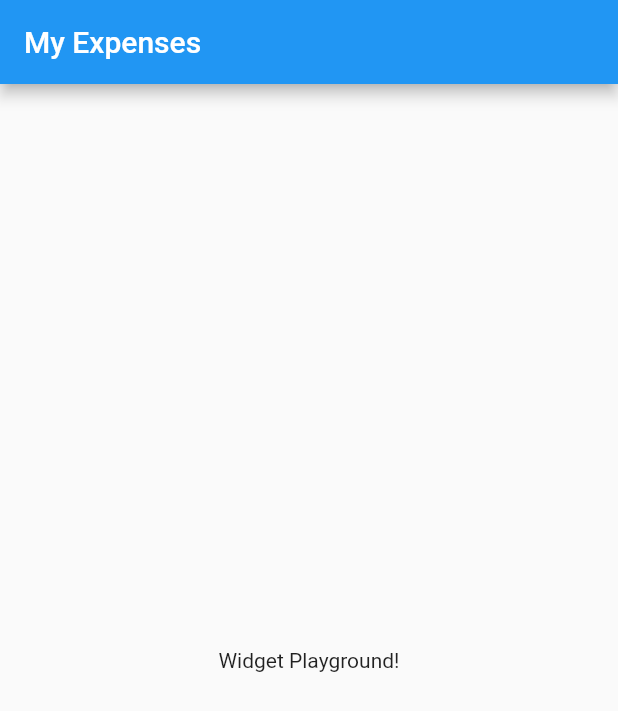
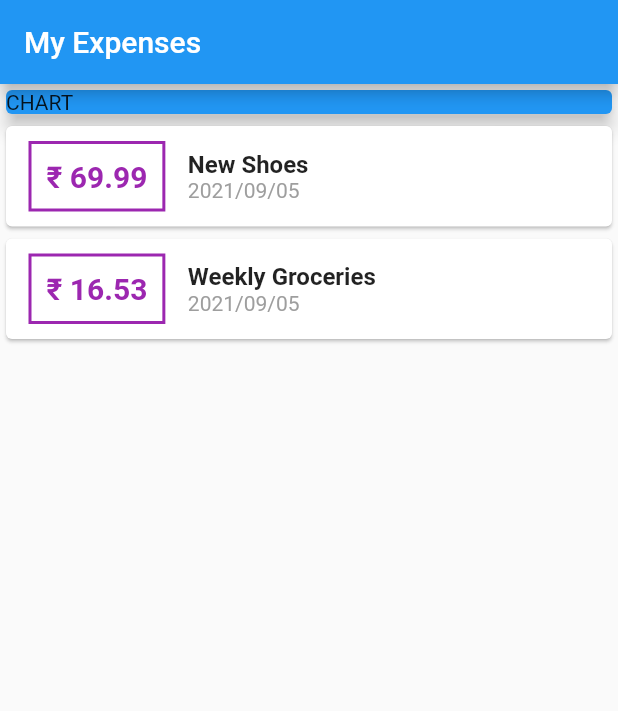
Before and after one commit to shinigamirex888/my_expenses, a Flutter app: the screen it shows after launch, on a phone screen of 412 x 824 dp. Shown: the top 711 px of the screen. Run offline on Flutter 3.47's test engine with Material 2 defaults, Android fonts, the phone set to English and light mode, and no system bars.

Commit message:
Styling plus datepackage

```diff
--- a/lib/main.dart
+++ b/lib/main.dart
@@ -1,4 +1,6 @@
+import './transaction.dart';
 import 'package:flutter/material.dart';
+import 'package:intl/intl.dart';
 
 void main() => runApp(MyApp());
 
@@ -13,14 +15,86 @@ class MyApp extends StatelessWidget {
 }
 
 class MyHomePage extends StatelessWidget {
+  final List<Transaction> transactions = [
+    Transaction(
+      id: 't1',
+      title: 'New Shoes',
+      amount: 69.99,
+      date: DateTime.now(),
+    ),
+    Transaction(
+      id: 't2',
+      title: 'Weekly Groceries',
+      amount: 16.53,
+      date: DateTime.now(),
+    ),
+  ];
+
   @override
   Widget build(BuildContext context) {
     return Scaffold(
       appBar: AppBar(
         title: Text('My Expenses'),
       ),
-      body: Center(
-        child: Text('Widget Playground!'),
+      body: Column(
+        children: <Widget>[
+          Container(
+            width: double.infinity,
+            child: Card(
+              color: Colors.blue,
+              child: Text('CHART'),
+              elevation: 5,
+            ),
+          ),
+          Column(
+            children: transactions.map((tx) {
+              return Card(
+                child: Row(
+                  children: <Widget>[
+                    Container(
+                      margin:
+                          EdgeInsets.symmetric(vertical: 10, horizontal: 15),
+                      decoration: BoxDecoration(
+                        border: Border.all(
+                          color: Colors.purple,
+                          width: 2,
+                        ),
+                      ),
+                      padding: EdgeInsets.all(10),
+                      child: Text(
+                        '₹ ${tx.amount}',//interpolation
+                        style: TextStyle(
+                          fontWeight: FontWeight.bold,
+                          fontSize: 20,
+                          color: Colors.purple,
+                        ),
+                      ),
+                    ),
+                    Column(
+                      crossAxisAlignment: CrossAxisAlignment.start,
+
+                      children: <Widget>[
+                        Text(tx.title,
+                            style: TextStyle(
+                              fontSize: 16,
+                              fontWeight: FontWeight.bold,
+                            ),
+                        ),
+                        Text(
+                            DateFormat('yyyy/MM/dd').format(tx.date),
+                            style: TextStyle(
+                              color: Colors.grey,
+
+                            ),
+                        ),
+                      ],
+                    ),
+                  ],
+                ),
+              );
+            }).toList(),
+          ),
+        ],
       ),
     );
   }
--- /dev/null
+++ b/lib/transaction.dart
@@ -0,0 +1,17 @@
+
+
+import 'package:flutter/foundation.dart';
+
+class Transaction {
+  final String id;
+  final String title;
+  final double amount;
+  final DateTime date;
+
+  Transaction({
+    @required this.id,
+    @required this.title,
+    @required this.amount,
+    @required this.date,
+  });
+}
--- a/pubspec.yaml
+++ b/pubspec.yaml
@@ -23,6 +23,7 @@ environment:
 dependencies:
   flutter:
     sdk: flutter
+  intl: ^0.17.0
 
 
   # The following adds the Cupertino Icons font to your application.
```
Also changed, not shown: pubspec.lock.
